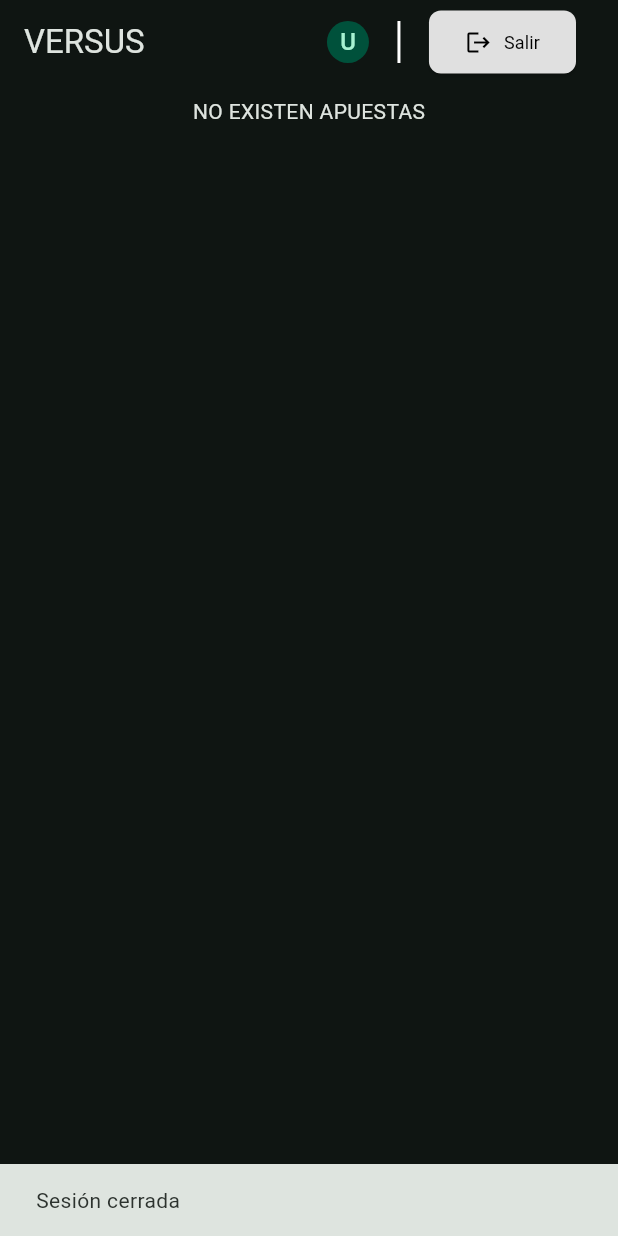
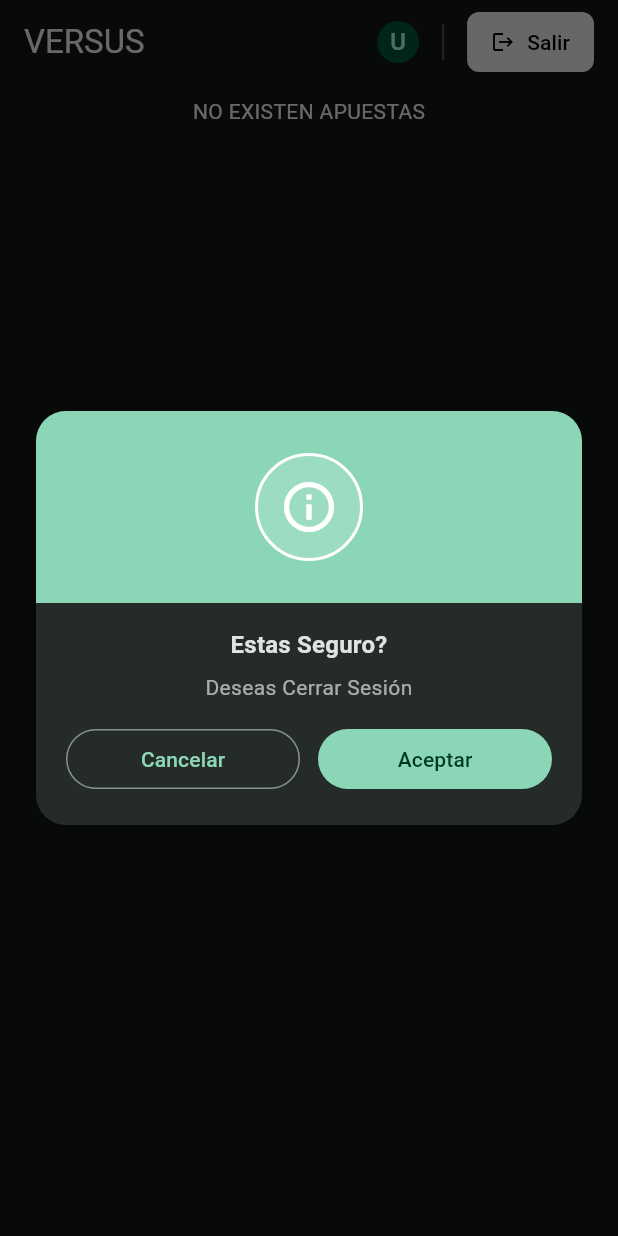
Before and after one commit to jahurtadod/app-weight, a Flutter app: the screen it shows once a user with an empty profile is signed in, after a tap on "Salir", on a phone screen of 412 x 824 dp. Run offline on Flutter 3.47's test engine with Material 3 defaults, Android fonts, the phone set to English and light mode, and no system bars; our stand-ins replace cloud_firestore, firebase_auth, firebase_core, flutter_riverpod, go_router, riverpod_annotation; accounts and stored records are empty; generated files the repository leaves out were written again; network calls fail.

Commit message:
feat: Refactorign widgets

```diff
--- /dev/null
+++ b/lib/config/widgets/app_dialogs.dart
@@ -0,0 +1,151 @@
+// lib/config/widgets/app_status_dialog.dart
+import 'package:flutter/material.dart';
+
+enum StatusVariant { success, error, warning, info }
+
+Color _variantColor(StatusVariant v, BuildContext ctx) {
+  final cs = Theme.of(ctx).colorScheme;
+  switch (v) {
+    case StatusVariant.success: return const Color(0xFF18B7A0); // teal
+    case StatusVariant.error:   return cs.error;
+    case StatusVariant.warning: return Colors.amber;
+    case StatusVariant.info:    return cs.primary;
+  }
+}
+
+/// Dialog centrado con header de color + icono circular.
+/// - Modo "estado": [autoCloseDuration] != null y [showActions] == false  → se cierra solo.
+/// - Modo "confirmación": [showActions] == true y [autoCloseDuration] == null → Aceptar/Cancelar.
+/// Devuelve `true` si se acepta, `false` si se cancela/cierra.
+Future<bool> showStatusModal(
+  BuildContext context, {
+  required String title,
+  required String message,
+  StatusVariant variant = StatusVariant.success,
+  IconData? icon,
+  Duration? autoCloseDuration,       // p.ej. Duration(seconds: 5) para auto-cierre
+  bool showActions = false,          // true → muestra Aceptar/Cancelar
+  String confirmText = 'Aceptar',
+  String cancelText = 'Cancelar',
+  bool barrierDismissible = true,
+  bool showOkWhenNoActions = true,   // en modo estado, ¿mostrar botón OK además del auto-cierre?
+}) {
+  final bg = _variantColor(variant, context);
+  final ico = icon ??
+      (variant == StatusVariant.success
+          ? Icons.check
+          : variant == StatusVariant.error
+              ? Icons.close
+              : variant == StatusVariant.warning
+                  ? Icons.warning_amber_rounded
+                  : Icons.info_outline);
+
+  bool scheduled = false;
+
+  return showDialog<bool>(
+    context: context,
+    barrierDismissible: barrierDismissible,
+    builder: (dialogCtx) {
+      // Programar autocierre si corresponde (modo estado)
+      if (!scheduled && autoCloseDuration != null && !showActions) {
+        scheduled = true;
+        WidgetsBinding.instance.addPostFrameCallback((_) {
+          Future.delayed(autoCloseDuration, () {
+            if (Navigator.of(dialogCtx).canPop()) {
+              Navigator.of(dialogCtx).pop(true); // devolvemos true por conveniencia
+            }
+          });
+        });
+      }
+
+      return Dialog(
+        insetPadding: const EdgeInsets.symmetric(horizontal: 24, vertical: 24),
+        shape: RoundedRectangleBorder(borderRadius: BorderRadius.circular(20)),
+        child: ConstrainedBox(
+          constraints: const BoxConstraints(maxWidth: 420),
+          child: Column(
+            mainAxisSize: MainAxisSize.min,
+            children: [
+              // Header
+              Container(
+                width: double.infinity,
+                padding: const EdgeInsets.symmetric(vertical: 28),
+                decoration: BoxDecoration(
+                  color: bg,
+                  borderRadius: const BorderRadius.vertical(top: Radius.circular(20)),
+                ),
+                child: Center(
+                  child: Container(
+                    width: 72, height: 72,
+                    decoration: BoxDecoration(
+                      shape: BoxShape.circle,
+                      color: Colors.white.withOpacity(0.15),
+                      border: Border.all(color: Colors.white, width: 2),
+                    ),
+                    child: Icon(ico, size: 40, color: Colors.white),
+                  ),
+                ),
+              ),
+
+              // Contenido + acciones
+              Padding(
+                padding: const EdgeInsets.fromLTRB(20, 16, 20, 20),
+                child: Column(
+                  mainAxisSize: MainAxisSize.min,
+                  children: [
+                    Text(
+                      title,
+                      textAlign: TextAlign.center,
+                      style: Theme.of(context).textTheme.titleMedium?.copyWith(
+                            fontWeight: FontWeight.w700,
+                          ),
+                    ),
+                    const SizedBox(height: 6),
+                    Text(
+                      message,
+                      textAlign: TextAlign.center,
+                      style: Theme.of(context).textTheme.bodyMedium?.copyWith(
+                            color: Theme.of(context)
+                                .colorScheme
+                                .onSurface
+                                .withOpacity(0.7),
+                          ),
+                    ),
+                    const SizedBox(height: 14),
+
+                    if (showActions) // Modo confirmación
+                      Row(
+                        children: [
+                          Expanded(
+                            child: OutlinedButton(
+                              onPressed: () => Navigator.of(dialogCtx).pop(false),
+                              child: Text(cancelText),
+                            ),
+                          ),
+                          const SizedBox(width: 12),
+                          Expanded(
+                            child: FilledButton(
+                              onPressed: () => Navigator.of(dialogCtx).pop(true),
+                              child: Text(confirmText),
+                            ),
+                          ),
+                        ],
+                      )
+                    else if (showOkWhenNoActions) // Modo estado con botón OK
+                      SizedBox(
+                        width: double.infinity,
+                        child: FilledButton(
+                          onPressed: () => Navigator.of(dialogCtx).pop(true),
+                          child: const Text('OK'),
+                        ),
+                      ),
+                  ],
+                ),
+              ),
+            ],
+          ),
+        ),
+      );
+    },
+  ).then((value) => value ?? false);
+}
--- /dev/null
+++ b/lib/config/widgets/primary_button.dart
@@ -0,0 +1,38 @@
+import 'package:flutter/material.dart';
+
+class PrimaryButton extends StatelessWidget {
+  const PrimaryButton({
+    super.key,
+    required this.label,
+    required this.onPressed,
+    this.icon,
+    this.isBusy = false,
+  });
+
+  final String label;
+  final VoidCallback? onPressed;
+  final Widget? icon;
+  final bool isBusy;
+
+  @override
+  Widget build(BuildContext context) {
+    return ElevatedButton.icon(
+      onPressed: (isBusy ? null : onPressed),
+      icon: isBusy
+          ? const SizedBox(
+              width: 16,
+              height: 16,
+              child: CircularProgressIndicator(strokeWidth: 2),
+            )
+          : (icon ?? const SizedBox.shrink()),
+      label: Text(label),
+      style: ElevatedButton.styleFrom(
+        backgroundColor: Colors.grey[300],
+        foregroundColor: Colors.black,
+        elevation: 0,
+        padding: const EdgeInsets.symmetric(horizontal: 16, vertical: 10),
+        shape: RoundedRectangleBorder(borderRadius: BorderRadius.circular(8)),
+      ),
+    );
+  }
+}
--- a/lib/user/presentation/widgets/icon_auth.dart
+++ b/lib/user/presentation/widgets/icon_auth.dart
@@ -1,17 +1,25 @@
+import 'package:app_weight/config/widgets/app_dialogs.dart';
+import 'package:app_weight/config/widgets/primary_button.dart';
 import 'package:app_weight/user/presentation/providers/user_provider.dart';
 import 'package:app_weight/user/presentation/widgets/icon_avatar.dart';
 import 'package:flutter/material.dart';
 import 'package:flutter_riverpod/flutter_riverpod.dart';
 
-class IconAuth extends ConsumerWidget {
+class IconAuth extends ConsumerStatefulWidget {
   const IconAuth({super.key});
+  @override
+  ConsumerState<IconAuth> createState() => _IconAuthState();
+}
+
+class _IconAuthState extends ConsumerState<IconAuth> {
+  bool _busy = false;
 
   @override
-  Widget build(BuildContext context, WidgetRef ref) {
-    final uidAsync = ref.watch(authUidProvider); // sesión
-    final fullNameAsync = ref.watch(currentUserFullNameProvider); // nombre
+  Widget build(BuildContext context) {
+    final uidAsync = ref.watch(authUidProvider);
+    final fullNameAsync = ref.watch(currentUserFullNameProvider);
+    final messenger = ScaffoldMessenger.of(context);
 
-    // Un poco de padding para separarlo del borde derecho del AppBar
     return Padding(
       padding: const EdgeInsets.only(right: 16),
       child: uidAsync.when(
@@ -23,54 +31,61 @@ class IconAuth extends ConsumerWidget {
         error: (_, __) =>
             const Text('—', style: TextStyle(color: Colors.redAccent)),
         data: (uid) {
+          if (uid == null) {
             // SIN SESIÓN
-          if (uid == null) {
-            return ElevatedButton(
-              style: ElevatedButton.styleFrom(
-                backgroundColor:
-                    Colors.grey[300], // gris claro (igual que Entrar)
-                foregroundColor: Colors.black, // ícono y texto en negro
-                shape: RoundedRectangleBorder(
-                  borderRadius: BorderRadius.circular(
-                    8,
-                  ), // esquinas redondeadas
-                ),
-                padding: const EdgeInsets.symmetric(
-                  horizontal: 24,
-                  vertical: 12,
-                ),
-              ),
+            return PrimaryButton(
+              label: 'Entrar',
+              icon: const Icon(Icons.login, size: 16, color: Colors.black),
+              isBusy: _busy,
               onPressed: () async {
-                final messenger = ScaffoldMessenger.of(context);
+                setState(() => _busy = true);
+                try {
                   final user = await ref.read(signInWithGoogleProvider.future);
-                if (!context.mounted) return;
-                messenger.showSnackBar(
-                  SnackBar(
-                    content: Text(
-                      user != null
-                          ? 'Bienvenido ${user.name.isEmpty ? user.email : user.name}'
-                          : 'No se pudo iniciar sesión',
-                    ),
-                  ),
+                  if (!mounted) return;
+                  await showStatusModal(
+                    context,
+                    title: user != null
+                        ? 'Bienvenido!'
+                        : 'Inicio de Sesión Fallido',
+                    message: user != null
+                        ? (user.name.isEmpty ? user.email : user.name)
+                        : 'Intentalo Nuevamente.',
+                    variant: user != null
+                        ? StatusVariant.success
+                        : StatusVariant.error,
+                    autoCloseDuration: const Duration(
+                      seconds: 5,
+                    ), // ⏱ auto-cierre
+                    showActions: false, // sin Aceptar/Cancelar
+                    showOkWhenNoActions:
+                        true, // muestra OK además del timer (opcional)
                   );
+                  // messenger.showSnackBar(
+                  //   SnackBar(
+                  //     content: Text(
+                  //       user != null
+                  //           ? 'Bienvenido ${user.name.isEmpty ? user.email : user.name}'
+                  //           : 'No se pudo iniciar sesión',
+                  //     ),
+                  //   ),
+                  // );
+                } catch (e) {
+                  if (!mounted) return;
+                  messenger.showSnackBar(SnackBar(content: Text(e.toString())));
+                } finally {
+                  if (mounted) setState(() => _busy = false);
+                }
               },
-              child: const Text(
-                "Entrar",
-                style: TextStyle(
-                  fontSize: 12,
-                  fontWeight: FontWeight.normal,
-                  color: Colors.black, // mejor contraste con gris claro
-                ),
-              ),
             );
           }
 
-          // LOGUEADO
+          // CON SESIÓN
           return Row(
             mainAxisSize: MainAxisSize.min,
             children: [
-              const SizedBox(width: 8),
               Flexible(
+                child: ConstrainedBox(
+                  constraints: const BoxConstraints(maxWidth: 160),
                   child: fullNameAsync.when(
                     data: (fullName) => Text(
                       fullName,
@@ -89,53 +104,60 @@ class IconAuth extends ConsumerWidget {
                     ),
                   ),
                 ),
+              ),
               const SizedBox(width: 12),
-              IconAvatar(size: 28),
-              const SizedBox(width: 12),
+              const IconAvatar(size: 28),
+              const SizedBox(width: 8),
               SizedBox(
-                height: 28, // alto del divisor
+                height: 24,
                 child: VerticalDivider(
-                  width: 16, // espacio horizontal ocupado
-                  thickness: 2, // grosor de la línea
-                  color: Colors.white, // ajusta a tu tema
+                  width: 16,
+                  thickness: 1.5,
+                  color: Colors.white24,
                 ),
               ),
-              const SizedBox(width: 12),
+              const SizedBox(width: 8),
+              PrimaryButton(
+                label: 'Salir',
+                icon: const Icon(Icons.logout, size: 16, color: Colors.black),
+                isBusy: _busy,
+                onPressed: () async {
+                  if (_busy) return;
 
-              ElevatedButton.icon(
-                style: ElevatedButton.styleFrom(
-                  backgroundColor:
-                      Colors.grey[300], // gris claro (igual que Entrar)
-                  foregroundColor: Colors.black, // ícono y texto en negro
-                  shape: RoundedRectangleBorder(
-                    borderRadius: BorderRadius.circular(
-                      8,
-                    ), // esquinas redondeadas
+                  final confirmed = await showStatusModal(
+                    context,
+                    title: 'Estas Seguro?',
+                    message: 'Deseas Cerrar Sesión',
+                    variant: StatusVariant.info,
+                    showActions: true, // ← muestra Aceptar / Cancelar
+                    confirmText: 'Aceptar',
+                    cancelText: 'Cancelar',
+                    autoCloseDuration: null, // ← sin auto-cierre
+                    barrierDismissible: true,
+                  );
+                  if (!confirmed) return;
+
+                  setState(() => _busy = true);
+                  try {
+                    await ref.read(signOutProvider.future);
+                    if (!mounted) return;
+                    // (Opcional) mostrar un diálogo de “Sesión cerrada” aquí si quieres
+                    // await showStatusModal(context, title:'Done', message:'Sesión cerrada', variant: StatusVariant.success);
+                  } catch (e) {
+                    if (!mounted) return;
+                    await showStatusModal(
+                      context,
+                      title: 'Error',
+                      message: e.toString(),
+                      variant: StatusVariant.error,
+                      showActions: false, // solo OK
+                      autoCloseDuration: null,
+                    );
+                  } finally {
+                    if (mounted) setState(() => _busy = false);
+                  }
+                },
               ),
-                  padding: const EdgeInsets.symmetric(
-                    horizontal: 24,
-                    vertical: 12,
-                  ),
-                ),
-                onPressed: () async {
-                  final messenger = ScaffoldMessenger.of(context);
-                  await ref.read(signOutProvider.future);
-                  if (!context.mounted) return;
-                  messenger.showSnackBar(
-                    const SnackBar(content: Text('Sesión cerrada')),
-                  );
-                },
-                icon: const Icon(Icons.logout),
-                label: const Text(
-                  "Salir",
-                  style: TextStyle(
-                    fontSize: 12,
-                    fontWeight: FontWeight.normal,
-                    color: Colors.black, // contraste con gris claro
-                  ),
-                ),
-              ),
-              const SizedBox(width: 12),
             ],
           );
         },
```
Also changed, not shown: firebase.json. Lines whose indentation alone changed are shown as unchanged.
